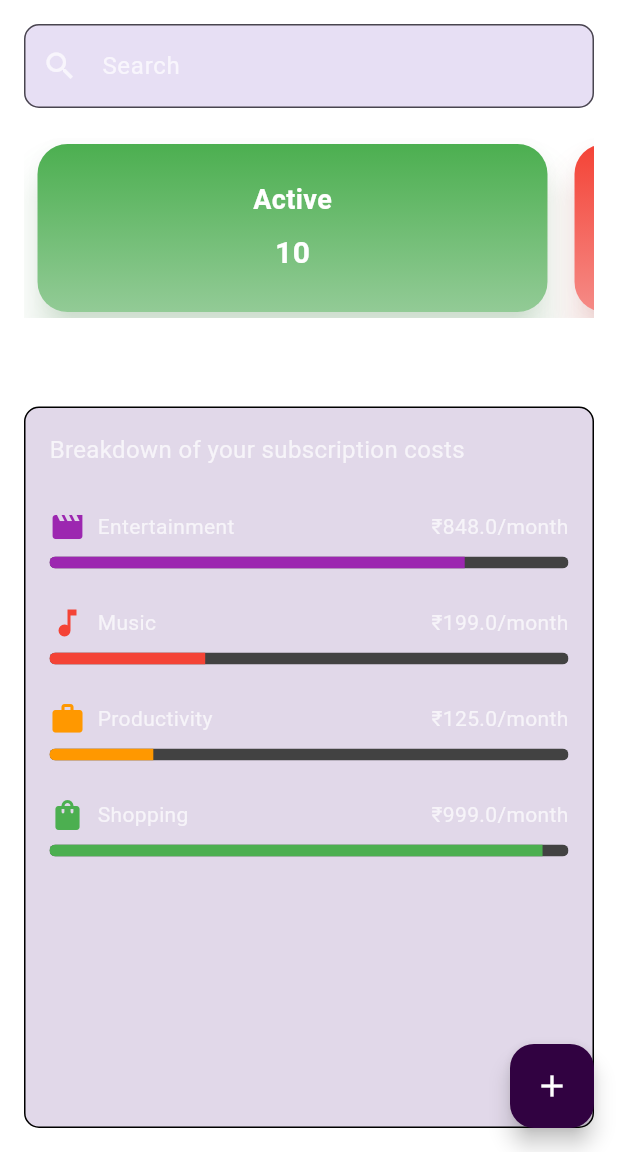
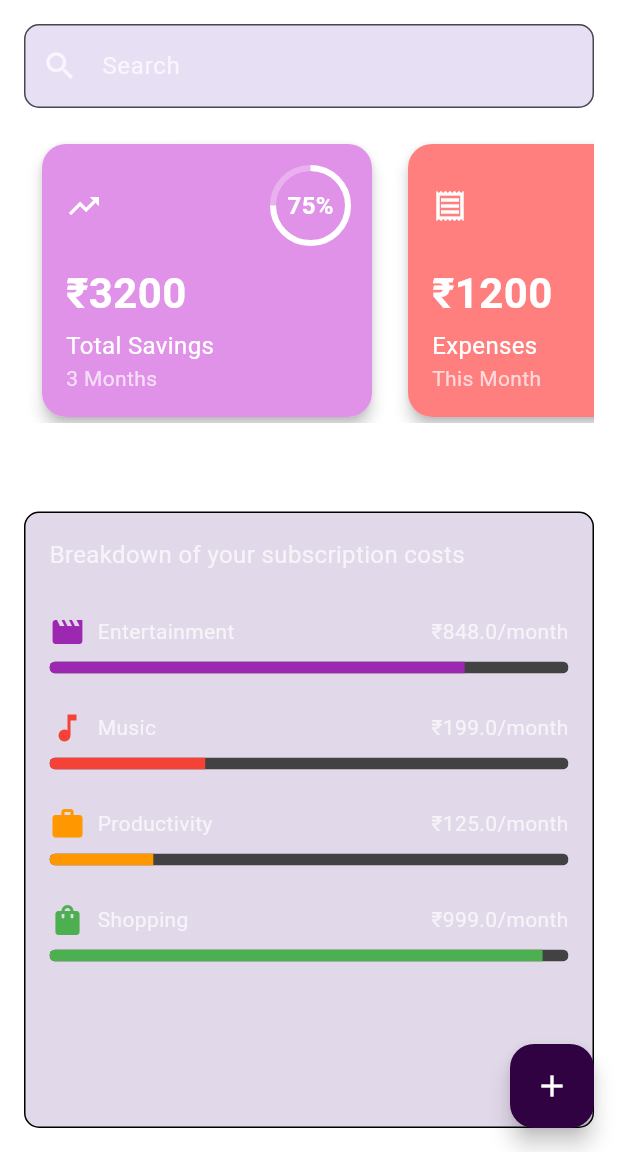
Before and after one commit to Elementx07/PocketPal, a Flutter app: the SubscriptionPage screen opened directly, on a phone screen of 412 x 824 dp, the part 84-1236 px from its top. Run offline on Flutter 3.47's test engine with Material 3 defaults, Android fonts, the phone set to English and light mode, and no system bars; our stand-ins replace flutter_markdown, google_generative_ai, lottie, rive, shared_preferences, syncfusion_flutter_charts; accounts and stored records are empty.

Commit message:
refactor HorizontalCards widget to remove isSubscriptionPage logic; simplify card data handling and improve layout

```diff
--- a/lib/pages/dash.dart
+++ b/lib/pages/dash.dart
@@ -95,7 +95,7 @@ class _DashBoardPageState extends State<DashBoardPage> {
                   child: Column(
                     children: [
                       SizedBox(height: MediaQuery.of(context).size.height * 0.03),
-                      const HorizontalCards(isSubscriptionPage: false),
+                      const HorizontalCards(),
                       SizedBox(height: MediaQuery.of(context).size.height * 0.03),
                       const PieChartWidget(),
                       const SizedBox(height: 100),
--- a/lib/widgets/horizontal_cards.dart
+++ b/lib/widgets/horizontal_cards.dart
@@ -2,53 +2,45 @@ import 'package:flutter/material.dart';
 
 class HorizontalCards extends StatelessWidget {
   final List<CardData>? cardDataList;
-  final bool isSubscriptionPage;
 
   const HorizontalCards({
     super.key,
     this.cardDataList,
-    this.isSubscriptionPage = false,
   });
 
-  List<CardData> get _defaultSubscriptionCards => [
-        CardData('Active', 10, 0, Colors.green, isCount: true),
-        CardData('Expired', 2, 0, Colors.red, isCount: true),
-        CardData('Upcoming', 5, 0, Colors.orange, isCount: true),
-      ];
-
-  List<CardData> get _defaultDashboardCards => [
+  List<CardData> get _defaultCards => [
+        CardData(
+          'Total Savings',
+          2400.0,
+          3200.0,
+          const Color(0xFFE091E8),
+          subtitle: '3 Months',
+          icon: Icons.trending_up,
+        ),
         CardData(
           'Expenses',
-          800.0,
-          2000.0,
-          const Color.fromARGB(138, 244, 67, 54),
-          showProgress: true,
+          960.0,
+          1200.0,
+          const Color(0xFFFF7F7F),
+          subtitle: 'This Month',
+          icon: Icons.receipt_outlined,
         ),
         CardData(
           'Savings',
-          1200.0,
-          5000.0,
-          const Color.fromARGB(255, 21, 162, 92),
-          showProgress: true,
-        ),
-        CardData(
-          'Income',
-          2000.0,
-          3000.0,
-          const Color.fromARGB(128, 33, 149, 243),
-          showProgress: true,
+          300.0,
+          500.0,
+          const Color(0xFFFFB84D),
+          subtitle: 'This Month',
+          icon: Icons.savings_outlined,
         ),
       ];
 
   @override
   Widget build(BuildContext context) {
-    final cards = cardDataList ??
-        (isSubscriptionPage
-            ? _defaultSubscriptionCards
-            : _defaultDashboardCards);
+    final cards = cardDataList ?? _defaultCards;
 
     return SizedBox(
-      height: isSubscriptionPage ? 120 : 150,
+      height: 190,
       child: ListView.builder(
         scrollDirection: Axis.horizontal,
         physics: const BouncingScrollPhysics(),
@@ -56,33 +48,21 @@ class HorizontalCards extends StatelessWidget {
         itemBuilder: (context, index) {
           final card = cards[index];
           return Padding(
-            padding: const EdgeInsets.symmetric(horizontal: 5),
+            padding: const EdgeInsets.symmetric(horizontal: 8),
             child: Card(
-              elevation: 10,
-
-
-              shadowColor: card.color.withAlpha(100),
+              elevation: 4,
               shape: RoundedRectangleBorder(
-                borderRadius: BorderRadius.circular(20),
+                borderRadius: BorderRadius.circular(16),
               ),
               child: Container(
-                width: 340,
+                width: 220,
                 decoration: BoxDecoration(
-                  borderRadius: BorderRadius.circular(20),
-                  gradient: LinearGradient(
-                    begin: Alignment.topCenter,
-                    end: Alignment.bottomCenter,
-                    colors: [
-                      card.color.withAlpha(255),
-                      card.color.withAlpha(150),
-                    ],
-                  ),
+                  borderRadius: BorderRadius.circular(16),
+                  color: card.color,
                 ),
                 child: Padding(
                   padding: const EdgeInsets.all(16.0),
-                  child: card.showProgress
-                      ? _buildProgressCard(card)
-                      : _buildCountCard(card),
+                  child: _buildCard(card),
                 ),
               ),
             ),
@@ -92,84 +72,68 @@ class HorizontalCards extends StatelessWidget {
     );
   }
 
-  Widget _buildProgressCard(CardData card) {
-    return Row(
+  Widget _buildCard(CardData card) {
+    return Column(
+      crossAxisAlignment: CrossAxisAlignment.start,
+      children: [
+        Row(
           mainAxisAlignment: MainAxisAlignment.spaceBetween,
           children: [
-        Column(
-          mainAxisAlignment: MainAxisAlignment.center,
-          crossAxisAlignment: CrossAxisAlignment.start,
+            Icon(
+              card.icon,
+              color: Colors.white,
+              size: 24,
+            ),
+            Stack(
+              alignment: Alignment.center,
               children: [
+                SizedBox(
+                  width: 50,
+                  height: 50,
+                  child: CircularProgressIndicator(
+                    value: card.progress / card.value,
+                    backgroundColor: Colors.white.withOpacity(0.3),
+                    valueColor: const AlwaysStoppedAnimation<Color>(Colors.white),
+                    strokeWidth: 4,
+                  ),
+                ),
                 Text(
-              card.title,
+                  '${(card.progress / card.value * 100).round()}%',
                   style: const TextStyle(
                     color: Colors.white,
-                fontSize: 20,
-                fontWeight: FontWeight.bold,
-              ),
-            ),
-            const SizedBox(height: 8),
-            Text(
-              '₹${card.progress.toStringAsFixed(2)} / ${card.value.toStringAsFixed(2)}',
-              style: const TextStyle(
-                color: Colors.white,
-                fontSize: 24,
+                    fontSize: 16,
                     fontWeight: FontWeight.bold,
                   ),
                 ),
               ],
             ),
-        _buildProgressIndicator(card),
           ],
-    );
-  }
-
-  Widget _buildCountCard(CardData card) {
-    return Column(
-      mainAxisAlignment: MainAxisAlignment.center,
-      children: [
+        ),
+        const Spacer(),
+        Text(
+          '₹${card.value.round()}',
+          style: const TextStyle(
+            color: Colors.white,
+            fontSize: 28,
+            fontWeight: FontWeight.bold,
+          ),
+        ),
+        const SizedBox(height: 4),
         Text(
           card.title,
           style: const TextStyle(
             color: Colors.white,
-            fontSize: 18,
-            fontWeight: FontWeight.bold,
+            fontSize: 16,
           ),
         ),
-        const SizedBox(height: 8),
         Text(
-          card.progress.toInt().toString(),
-          style: const TextStyle(
-            color: Colors.white,
-            fontSize: 20,
-            fontWeight: FontWeight.bold,
+          card.subtitle,
+          style: TextStyle(
+            color: Colors.white.withOpacity(0.7),
+            fontSize: 14,
           ),
         ),
       ],
-    );
-  }
-
-  Widget _buildProgressIndicator(CardData card) {
-    return Container(
-      width: 90,
-      height: 80,
-      padding: const EdgeInsets.fromLTRB(15,0,0,0),
-      decoration: BoxDecoration(
-        shape: BoxShape.circle,
-        boxShadow: [
-          BoxShadow(
-            color: card.color.withAlpha(204),
-            spreadRadius: 2,
-            blurRadius: 10,
-          ),
-        ],
-      ),
-      child: CircularProgressIndicator(
-        value: card.value != 0 ? card.progress / card.value : 0,
-        backgroundColor: const Color.fromARGB(255, 159, 158, 158),
-        valueColor: const AlwaysStoppedAnimation<Color>(Colors.white),
-        strokeWidth: 8,
-      ),
     );
   }
 }
@@ -179,15 +143,15 @@ class CardData {
   final double progress;
   final double value;
   final Color color;
-  final bool isCount;
-  final bool showProgress;
+  final String subtitle;
+  final IconData icon;
 
   CardData(
     this.title,
     this.progress,
     this.value,
     this.color, {
-    this.isCount = false,
-    this.showProgress = false,
+    this.subtitle = '',
+    this.icon = Icons.circle,
   });
 }
```
Lines whose indentation alone changed are shown as unchanged.
